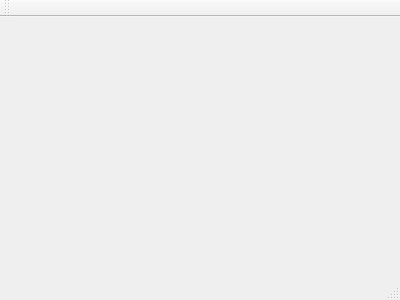
Above: Calculaor/mainwindow.ui from chang47/CPlusPlusProjects before the change. Below: the same form after it.
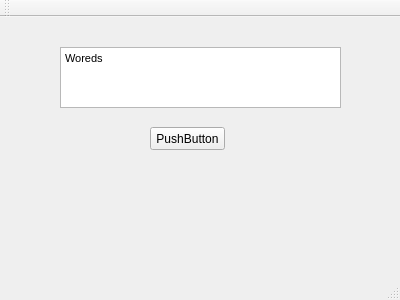
That is the form after the change.

```diff
--- a/Calculaor/mainwindow.ui
+++ b/Calculaor/mainwindow.ui
@@ -12,13 +12,60 @@
   <property name="windowTitle" >
    <string>MainWindow</string>
   </property>
-  <widget class="QMenuBar" name="menuBar" />
-  <widget class="QToolBar" name="mainToolBar" />
-  <widget class="QWidget" name="centralWidget" />
-  <widget class="QStatusBar" name="statusBar" />
+  <widget class="QWidget" name="centralWidget">
+   <widget class="QPushButton" name="pushButton">
+    <property name="geometry">
+     <rect>
+      <x>150</x>
+      <y>110</y>
+      <width>75</width>
+      <height>23</height>
+     </rect>
+    </property>
+    <property name="text">
+     <string>PushButton</string>
+    </property>
+   </widget>
+   <widget class="QTextEdit" name="textEdit">
+    <property name="geometry">
+     <rect>
+      <x>60</x>
+      <y>30</y>
+      <width>281</width>
+      <height>61</height>
+     </rect>
+    </property>
+    <property name="html">
+     <string>&lt;!DOCTYPE HTML PUBLIC &quot;-//W3C//DTD HTML 4.0//EN&quot; &quot;http://www.w3.org/TR/REC-html40/strict.dtd&quot;&gt;
+&lt;html&gt;&lt;head&gt;&lt;meta name=&quot;qrichtext&quot; content=&quot;1&quot; /&gt;&lt;style type=&quot;text/css&quot;&gt;
+p, li { white-space: pre-wrap; }
+&lt;/style&gt;&lt;/head&gt;&lt;body style=&quot; font-family:'MS Shell Dlg 2'; font-size:8.25pt; font-weight:400; font-style:normal;&quot;&gt;
+&lt;p style=&quot; margin-top:0px; margin-bottom:0px; margin-left:0px; margin-right:0px; -qt-block-indent:0; text-indent:0px;&quot;&gt;Woreds&lt;/p&gt;
+&lt;p style=&quot;-qt-paragraph-type:empty; margin-top:0px; margin-bottom:0px; margin-left:0px; margin-right:0px; -qt-block-indent:0; text-indent:0px;&quot;&gt;&lt;br /&gt;&lt;/p&gt;&lt;/body&gt;&lt;/html&gt;</string>
+    </property>
+   </widget>
+  </widget>
+  <widget class="QMenuBar" name="menuBar">
+   <property name="geometry">
+    <rect>
+     <x>0</x>
+     <y>0</y>
+     <width>400</width>
+     <height>21</height>
+    </rect>
+   </property>
+  </widget>
+  <widget class="QToolBar" name="mainToolBar">
+   <attribute name="toolBarArea">
+    <enum>TopToolBarArea</enum>
+   </attribute>
+   <attribute name="toolBarBreak">
+    <bool>false</bool>
+   </attribute>
+  </widget>
+  <widget class="QStatusBar" name="statusBar"/>
  </widget>
- <layoutDefault spacing="6" margin="11" />
- <pixmapfunction></pixmapfunction>
+ <layoutdefault spacing="6" margin="11"/>
  <resources/>
  <connections/>
 </ui>
```
Left out of the diff: 26 changed lines with no effect on the pictures.
